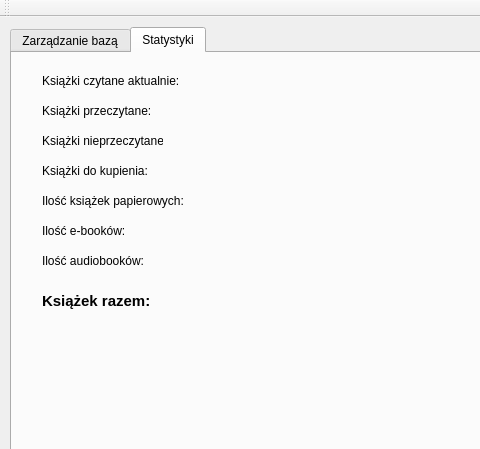
First picture: the form in Projekt_POB - C++ Qt/Baza_ksiazek/mainwindow.ui, repository marcin-szczepanski/My_projects, before the edit; both pictures show x 0 to 480 and y 0 to 449 of the 1342 by 655 pixel window.
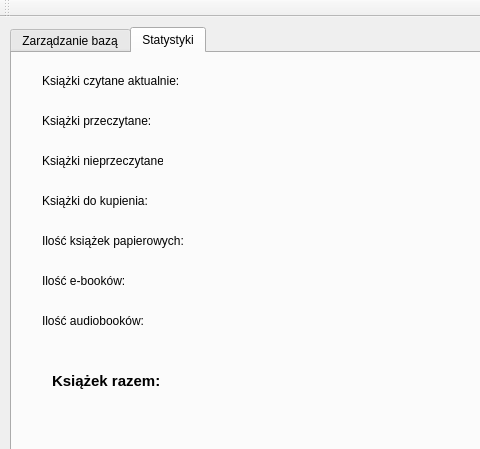
Second picture: the form after the edit. The open tabs and pages were chosen to show the change.

```diff
--- a/Projekt_POB - C++ Qt/Baza_ksiazek/mainwindow.ui
+++ b/Projekt_POB - C++ Qt/Baza_ksiazek/mainwindow.ui
@@ -859,7 +859,7 @@
       <property name="geometry">
        <rect>
         <x>30</x>
-        <y>50</y>
+        <y>60</y>
         <width>121</width>
         <height>16</height>
        </rect>
@@ -877,7 +877,7 @@
       <property name="geometry">
        <rect>
         <x>30</x>
-        <y>80</y>
+        <y>100</y>
         <width>121</width>
         <height>16</height>
        </rect>
@@ -895,7 +895,7 @@
       <property name="geometry">
        <rect>
         <x>30</x>
-        <y>110</y>
+        <y>140</y>
         <width>121</width>
         <height>16</height>
        </rect>
@@ -913,7 +913,7 @@
       <property name="geometry">
        <rect>
         <x>30</x>
-        <y>140</y>
+        <y>180</y>
         <width>141</width>
         <height>16</height>
        </rect>
@@ -931,7 +931,7 @@
       <property name="geometry">
        <rect>
         <x>30</x>
-        <y>170</y>
+        <y>220</y>
         <width>131</width>
         <height>16</height>
        </rect>
@@ -949,7 +949,7 @@
       <property name="geometry">
        <rect>
         <x>30</x>
-        <y>200</y>
+        <y>260</y>
         <width>121</width>
         <height>16</height>
        </rect>
@@ -966,8 +966,8 @@
      <widget class="QLabel" name="label_9">
       <property name="geometry">
        <rect>
-        <x>30</x>
-        <y>240</y>
+        <x>40</x>
+        <y>320</y>
         <width>121</width>
         <height>16</height>
        </rect>
```
Left out of the diff: 185 changed lines with no effect on the pictures.
